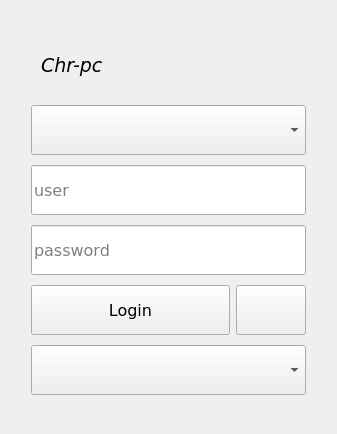
First picture: the form in loginform.ui, repository surlykke/qt-lightdm-greeter, before the edit.
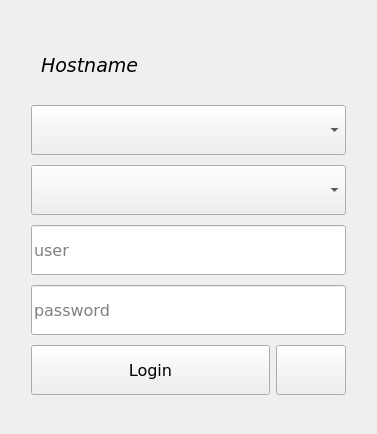
Second picture: the form after the edit. Icons and pictures are not drawn.

Commit message: Put session combo at top

What changed in the file:
```diff
--- a/loginform.ui
+++ b/loginform.ui
@@ -6,7 +6,7 @@
    <rect>
     <x>0</x>
     <y>0</y>
-    <width>337</width>
+    <width>377</width>
     <height>434</height>
    </rect>
   </property>
@@ -67,7 +67,7 @@
            </font>
           </property>
           <property name="text">
-           <string>Chr-pc</string>
+           <string>Hostname</string>
           </property>
           <property name="alignment">
            <set>Qt::AlignLeading|Qt::AlignLeft|Qt::AlignVCenter</set>
@@ -110,6 +110,29 @@
         </item>
        </layout>
       </item>
+      <item>
+       <widget class="QComboBox" name="sessionCombo">
+        <property name="minimumSize">
+         <size>
+          <width>200</width>
+          <height>50</height>
+         </size>
+        </property>
+        <property name="maximumSize">
+         <size>
+          <width>10000</width>
+          <height>50</height>
+         </size>
+        </property>
+        <property name="font">
+         <font>
+          <family>Bitstream Vera Sans</family>
+          <weight>50</weight>
+          <bold>false</bold>
+         </font>
+        </property>
+       </widget>
+      </item>
       <item>
        <widget class="QComboBox" name="userCombo">
         <property name="minimumSize">
@@ -238,29 +261,6 @@
         </item>
        </layout>
       </item>
-      <item>
-       <widget class="QComboBox" name="sessionCombo">
-        <property name="minimumSize">
-         <size>
-          <width>200</width>
-          <height>50</height>
-         </size>
-        </property>
-        <property name="maximumSize">
-         <size>
-          <width>10000</width>
-          <height>50</height>
-         </size>
-        </property>
-        <property name="font">
-         <font>
-          <family>Bitstream Vera Sans</family>
-          <weight>50</weight>
-          <bold>false</bold>
-         </font>
-        </property>
-       </widget>
-      </item>
      </layout>
     </widget>
    </item>
```
